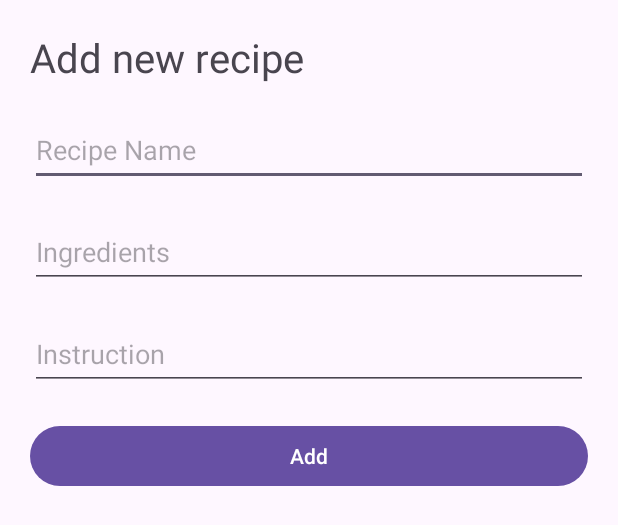
After one commit to vannygigo7/mdp-project-recipe, an Android app: the layout recipe_input_dialog.xml on its own in the app's theme, with its tools: preview values and no code run, on a phone screen of 412 x 824 dp. The commit adds this screen. Shown: the top 525 px of the screen. Run offline under Robolectric (Android 15) with nearby library versions, the phone set to English and light mode, and no system bars.

Commit message:
added dialogs

```diff
--- a/app/src/main/java/com/sangvaleap/foodiepal_culinarycompanion/RegisterActivity.kt
+++ b/app/src/main/java/com/sangvaleap/foodiepal_culinarycompanion/RegisterActivity.kt
@@ -8,6 +8,7 @@ import com.google.gson.Gson
 import com.sangvaleap.foodiepal_culinarycompanion.databinding.ActivityRegisterBinding
 import com.sangvaleap.foodiepal_culinarycompanion.model.User
 import com.sangvaleap.foodiepal_culinarycompanion.utils.AppConstants
+
 class RegisterActivity : AppCompatActivity() {
     private lateinit var binding: ActivityRegisterBinding
     override fun onCreate(savedInstanceState: Bundle?) {
--- /dev/null
+++ b/app/src/main/res/layout/recipe_input_dialog.xml
@@ -0,0 +1,45 @@
+<?xml version="1.0" encoding="utf-8"?>
+<LinearLayout
+    xmlns:android="http://schemas.android.com/apk/res/android"
+    android:layout_width="match_parent"
+    android:layout_height="wrap_content"
+    android:orientation="vertical"
+    android:padding="30px">
+
+    <TextView
+        android:text="Add new recipe"
+        android:textSize="40px"
+        android:layout_width="match_parent"
+        android:layout_height="wrap_content"/>
+
+    <EditText
+        android:id="@+id/etRecipeName"
+        android:layout_marginTop="30px"
+        android:layout_width="match_parent"
+        android:layout_height="wrap_content"
+        android:hint="Recipe Name"
+        android:minHeight="48dp" />
+
+    <EditText
+        android:id="@+id/etIngredients"
+        android:layout_marginTop="30px"
+        android:layout_width="match_parent"
+        android:layout_height="wrap_content"
+        android:hint="Ingredients"
+        android:minHeight="48dp" />
+
+    <EditText
+        android:id="@+id/etInstruction"
+        android:layout_marginTop="30px"
+        android:layout_width="match_parent"
+        android:layout_height="wrap_content"
+        android:hint="Instruction"
+        android:minHeight="48dp" />
+
+    <Button
+        android:id="@+id/btnAdd"
+        android:layout_marginTop="30px"
+        android:layout_width="match_parent"
+        android:layout_height="wrap_content"
+        android:text="Add"/>
+</LinearLayout>
```
Also changed, not shown: app/src/main/AndroidManifest.xml (+5 -5 lines), app/src/main/java/com/sangvaleap/foodiepal_culinarycompanion/MealPlannerFragment.kt (+16 -37 lines), app/src/main/java/com/sangvaleap/foodiepal_culinarycompanion/MealPlannerInputDialog.kt (added, +45 -0 lines), app/src/main/java/com/sangvaleap/foodiepal_culinarycompanion/RecipeFragment.kt (+24 -36 lines), app/src/main/java/com/sangvaleap/foodiepal_culinarycompanion/RecipeInputDialog.kt (added, +36 -0 lines), app/src/main/res/layout/meal_planner_input_dailog.xml (added, +29 -0 lines).
